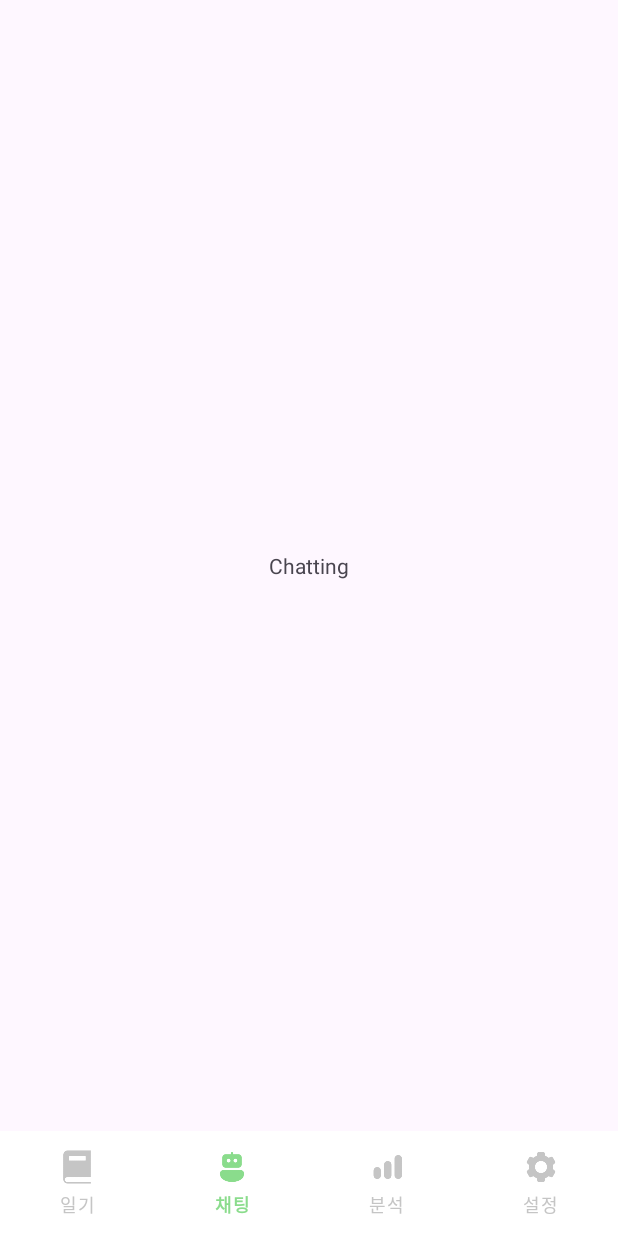
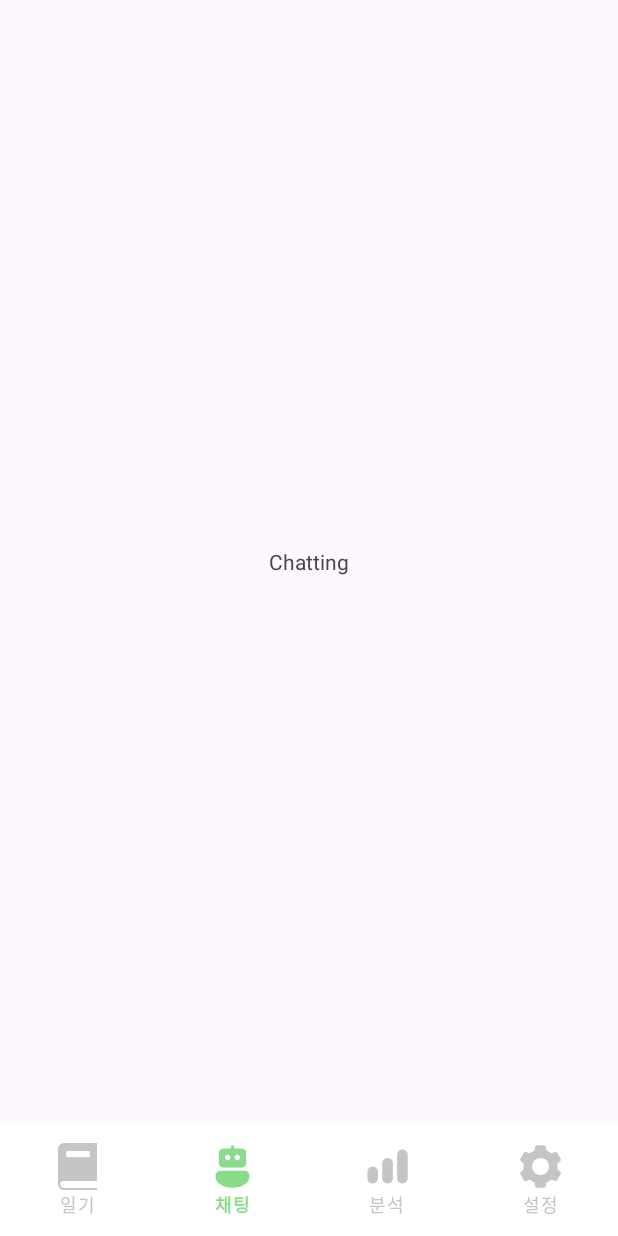
Before and after one commit to KU-diarymate/android_diarymate, an Android app: the screen it shows after launch (MainActivity), item 2 of the bottom bar chosen, on a phone screen of 412 x 824 dp. Run offline under Robolectric (Android 15) with nearby library versions, the phone set to English and light mode, and no system bars.

Commit message:
fix : main bottom nav size

```diff
--- a/app/src/main/res/layout/activity_main.xml
+++ b/app/src/main/res/layout/activity_main.xml
@@ -19,7 +19,7 @@
     <com.google.android.material.bottomnavigation.BottomNavigationView
         android:id="@+id/main_bottom_nav"
         android:layout_width="match_parent"
-        android:layout_height="70dp"
+        android:layout_height="75dp"
         app:labelVisibilityMode="labeled"
         app:layout_constraintStart_toStartOf="parent"
         app:layout_constraintEnd_toEndOf="parent"
@@ -28,6 +28,7 @@
         app:menu="@menu/main_bottom_nav"
         app:itemIconTint="@color/bottom_nav_green"
         app:itemTextColor="@color/bottom_nav_green"
-        app:itemActiveIndicatorStyle="@color/transparent"/>
+        app:itemActiveIndicatorStyle="@color/transparent"
+        app:itemIconSize="34dp"/>
 
 </androidx.constraintlayout.widget.ConstraintLayout>
--- a/app/src/main/res/values/themes.xml
+++ b/app/src/main/res/values/themes.xml
@@ -1,7 +1,8 @@
 <resources xmlns:tools="http://schemas.android.com/tools">
     <!-- Base application theme. -->
     <style name="Base.Theme.ScrapIT" parent="Theme.Material3.DayNight.NoActionBar">
-
+        <item name="android:statusBarColor">@color/black</item>
+        <item name="fontFamily">sans-serif</item>
     </style>
 
     <style name="Theme.ScrapIT" parent="Base.Theme.ScrapIT" />
```
